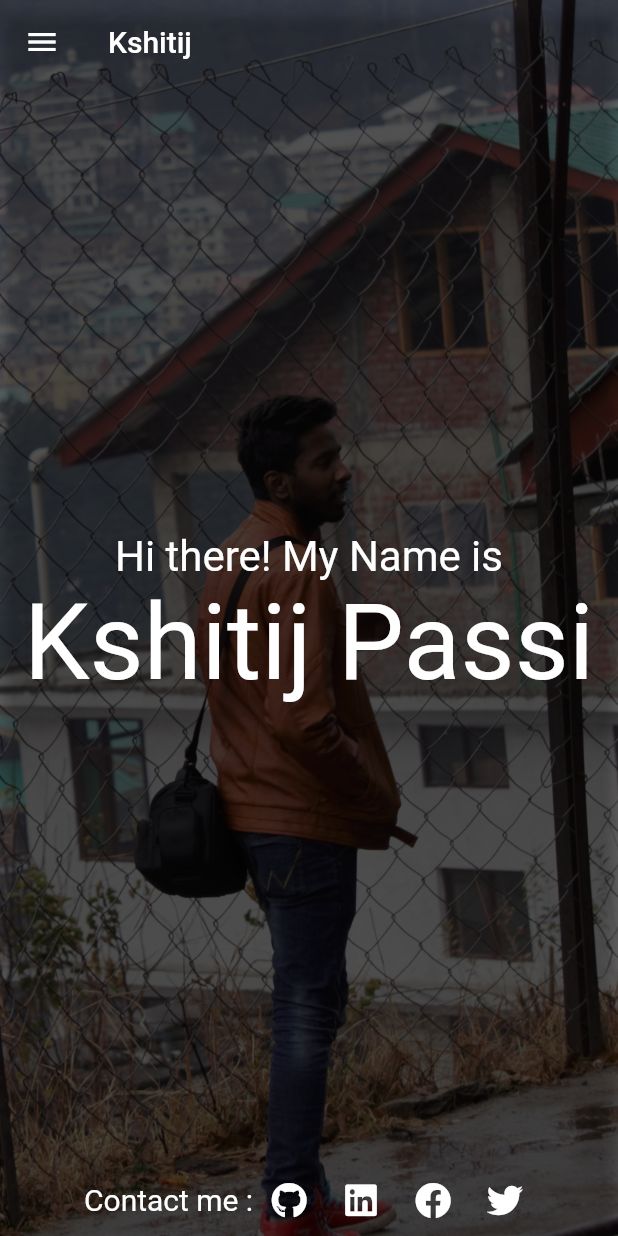
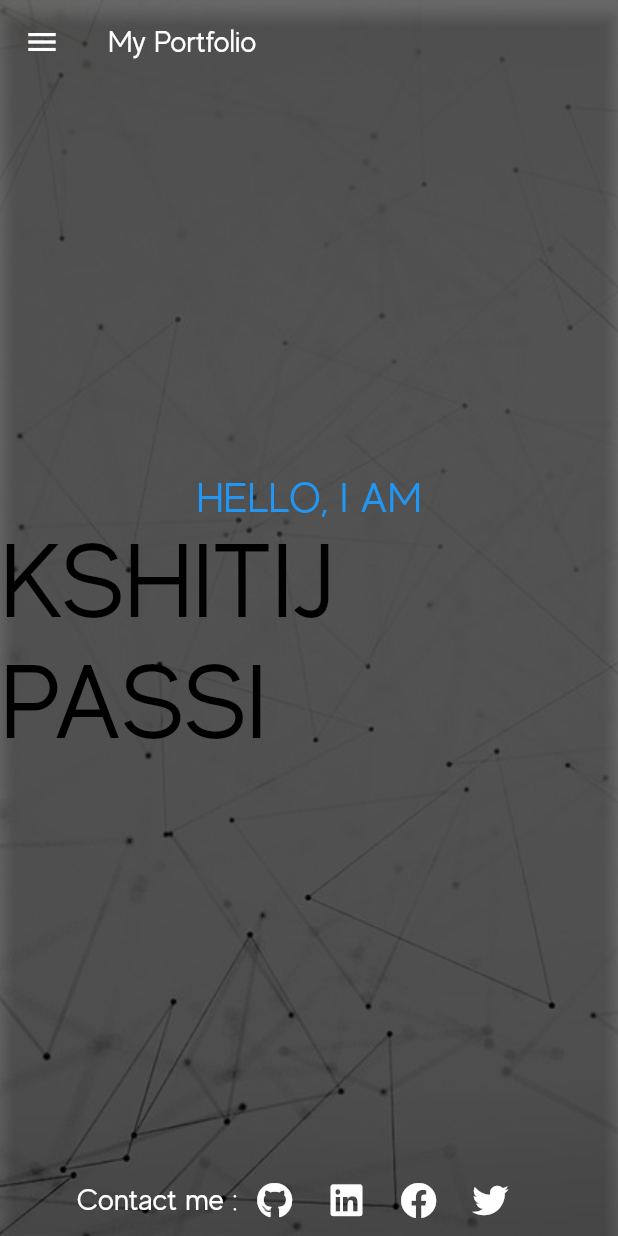
Before and after one commit to Kshitij-25/Portfolio_web, a Flutter app: the screen it shows after launch, on a phone screen of 412 x 824 dp. Run offline on Flutter 3.47's test engine with Material 2 defaults, Android fonts, the phone set to English and light mode, and no system bars; our stand-ins replace font_awesome_flutter; missing offline and left inert: dart:html.

Commit message:
ui change

```diff
--- a/lib/Utils/footer.dart
+++ b/lib/Utils/footer.dart
@@ -10,7 +10,7 @@ class Footer extends StatelessWidget {
       child: Theme(
         data: Theme.of(context).copyWith(canvasColor: Colors.transparent),
         child: Container(
-          width: 300.0,
+          width: 310.0,
           child: Row(
             children: <Widget>[
               Text(
--- a/lib/main.dart
+++ b/lib/main.dart
@@ -11,6 +11,7 @@ class MyApp extends StatelessWidget {
       debugShowCheckedModeBanner: false,
       theme: ThemeData(
         primaryColor: Colors.black,
+        fontFamily: "Evolve"
       ),
       routes: <String, WidgetBuilder>{
         '/MainScreen': (BuildContext context) => new MainScreen(),
--- a/lib/pages/about.dart
+++ b/lib/pages/about.dart
@@ -63,13 +63,13 @@ class _AboutState extends State<About> {
             new Container(
               decoration: new BoxDecoration(
                 image: new DecorationImage(
-                  image: new AssetImage("assets/images/about1.jpg"),
+                  image: new AssetImage("assets/images/port.jpg"),
                   fit: BoxFit.cover,
                 ),
               ),
             ),
             AppBar(
-              title: Text("Kshitij"),
+              title: Text("My Portfolio"),
               backgroundColor: Colors.black54,
             ),
             SingleChildScrollView(
--- a/lib/pages/education.dart
+++ b/lib/pages/education.dart
@@ -31,7 +31,7 @@ class _EducationState extends State<Education> {
         ),
         NavButton(
           text: "Projects",
-         onPressed: () {
+          onPressed: () {
             Navigator.of(context)
                 .push(MaterialPageRoute<Null>(builder: (BuildContext context) {
               return Projects();
@@ -63,13 +63,13 @@ class _EducationState extends State<Education> {
             new Container(
               decoration: new BoxDecoration(
                 image: new DecorationImage(
-                  image: new AssetImage("assets/images/school.jpg"),
+                  image: new AssetImage("assets/images/port.jpg"),
                   fit: BoxFit.cover,
                 ),
               ),
             ),
             AppBar(
-              title: Text("Kshitij"),
+              title: Text("My Portfolio"),
               backgroundColor: Colors.black54,
             ),
             SingleChildScrollView(
--- a/lib/pages/main_screen.dart
+++ b/lib/pages/main_screen.dart
@@ -67,13 +67,13 @@ class _MainScreenState extends State<MainScreen> {
             new Container(
               decoration: new BoxDecoration(
                 image: new DecorationImage(
-                  image: new AssetImage("assets/images/hi.jpg"),
+                  image: new AssetImage("assets/images/port.jpg"),
                   fit: BoxFit.cover,
                 ),
               ),
             ),
             AppBar(
-              title: Text("Kshitij"),
+              title: Text("My Portfolio"),
               backgroundColor: Colors.black54,
             ),
             Center(
@@ -82,14 +82,14 @@ class _MainScreenState extends State<MainScreen> {
                   mainAxisAlignment: MainAxisAlignment.center,
                   children: <Widget>[
                     Text(
-                      "Hi there! My Name is",
+                      "HELLO, I AM",
                       textScaleFactor: 2.0,
-                      style: TextStyle(color: Colors.white),
+                      style: TextStyle(color: Colors.blue),
                     ),
                     Text(
-                      "Kshitij Passi",
+                      "KSHITIJ PASSI",
                       textScaleFactor: 5.0,
-                      style: TextStyle(color: Colors.white),
+                      style: TextStyle(color: Colors.black),
                     )
                   ],
                 ),
--- a/lib/pages/projects.dart
+++ b/lib/pages/projects.dart
@@ -63,13 +63,13 @@ class _ProjectsState extends State<Projects> {
             new Container(
               decoration: new BoxDecoration(
                 image: new DecorationImage(
-                  image: new AssetImage("assets/images/code.jpg"),
+                  image: new AssetImage("assets/images/port.jpg"),
                   fit: BoxFit.cover,
                 ),
               ),
             ),
             AppBar(
-              title: Text("Kshitij"),
+              title: Text("My Portfolio"),
               backgroundColor: Colors.black54,
             ),
             SingleChildScrollView(
```
Also changed, not shown: pubspec.yaml (+4 -4 lines), assets/fonts/Evolve.otf (added), assets/images/about.jpg (deleted), assets/images/about1.jpg (deleted), assets/images/code.jpg (deleted), assets/images/contact.jpg (deleted), assets/images/hi.jpg (deleted), assets/images/kg.JPG (deleted), assets/images/pk.JPG (deleted), assets/images/port.jpg (added), 1 other file.
